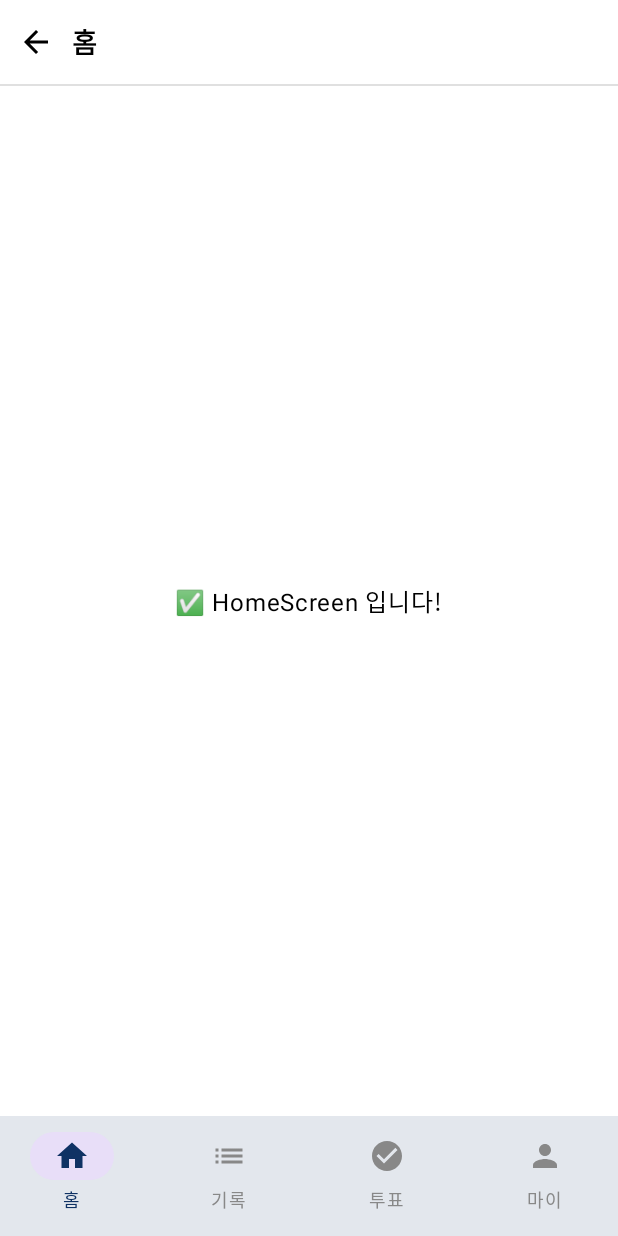
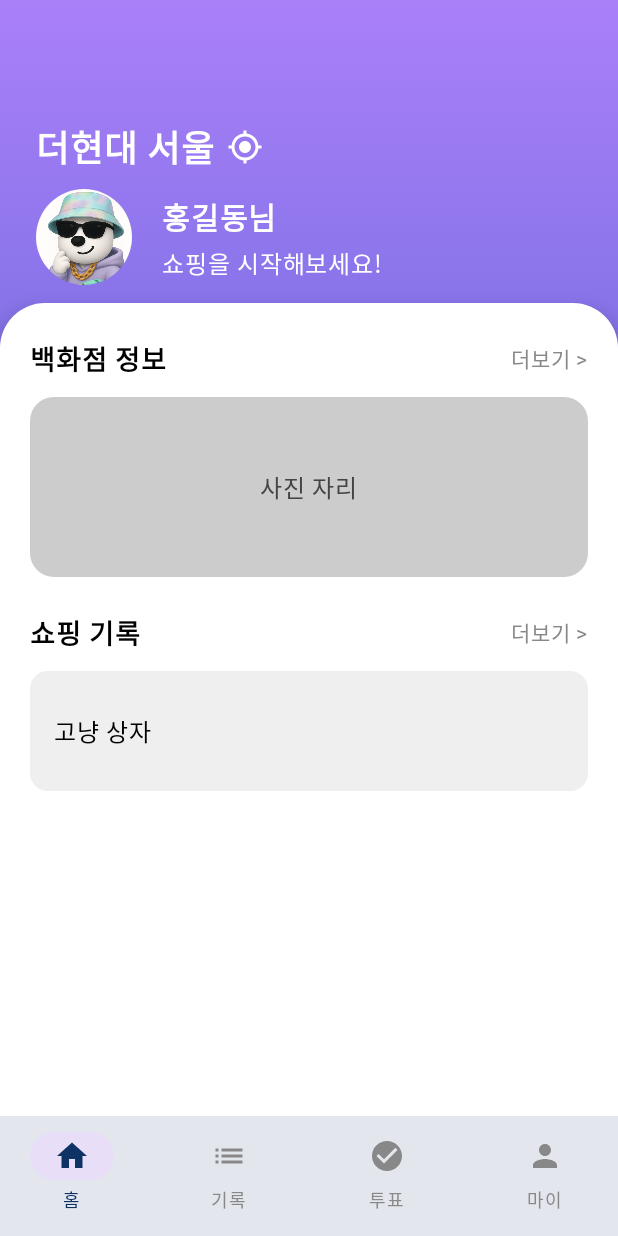
Before and after one commit to MotGolla/MotGolla-Frontend, an Android app built with Jetpack Compose: the screen it shows after launch (MainActivity), on a phone screen of 412 x 824 dp. Run offline under Robolectric (Android 15) with nearby library versions, the light colour scheme and no system bars; pictures from the network do not load; Roboto replaces fonts that are not available here.

Commit message:
feat: 메인페이지UI

```diff
--- a/app/build.gradle.kts
+++ b/app/build.gradle.kts
@@ -92,5 +92,9 @@
 //    implementation("io.coil-kt:coil-compose:2.4.0")
 //    implementation("io.coil-kt:coil-gif:2.4.0")
 
+    //아이콘
+    implementation("androidx.compose.material:material-icons-extended")
+
+
 
 }
--- a/app/src/main/java/com/motgolla/MotGollaApp.kt
+++ b/app/src/main/java/com/motgolla/MotGollaApp.kt
@@ -21,7 +21,7 @@
 
     Scaffold(
         topBar = {
-            if (currentRoute != "splash") {
+            if (currentRoute != "splash" && currentRoute != "home") {
                 MotGollaTopBar(
                     title = getTitleForRoute(currentRoute),
                     showBackButton = true,
@@ -45,7 +45,6 @@
 //타이틀
 fun getTitleForRoute(route: String?): String {
     return when (route) {
-        "home" -> "홈"
         "record" -> "기록"
         "vote" -> "투표"
         "my" -> "내 정보"
--- a/app/src/main/java/com/motgolla/ui/screen/home/HomeScreen.kt
+++ b/app/src/main/java/com/motgolla/ui/screen/home/HomeScreen.kt
@@ -1,15 +1,52 @@
 package com.motgolla.ui.screen.home
 
+import androidx.compose.foundation.background
 import androidx.compose.foundation.layout.Box
+import androidx.compose.foundation.layout.fillMaxHeight
 import androidx.compose.foundation.layout.fillMaxSize
-import androidx.compose.material3.Text
+import androidx.compose.foundation.layout.fillMaxWidth
+import androidx.compose.foundation.layout.padding
 import androidx.compose.runtime.Composable
 import androidx.compose.ui.Alignment
 import androidx.compose.ui.Modifier
+import androidx.compose.ui.graphics.Brush
+import androidx.compose.ui.graphics.Color
+import androidx.compose.ui.tooling.preview.Preview
+import androidx.compose.ui.unit.dp
+import com.motgolla.ui.screen.home.bottom.BottomBox
+import com.motgolla.ui.screen.home.top.TopBox
 
 @Composable
 fun HomeScreen() {
-    Box(modifier = Modifier.fillMaxSize(), contentAlignment = Alignment.Center) {
-        Text("✅ HomeScreen 입니다!")
+    Box(
+        modifier = Modifier
+            .fillMaxSize()
+            .background(
+                Brush.verticalGradient(
+                    colorStops = arrayOf(
+                        0.0f to Color(0xFFAA80F9),
+                        0.6f to Color(0xFF6165D7),
+                        1.0f to Color(0xFF6165D7)
+                    )
+                )
+            )
+            .padding(top = 40.dp)
+    ) {
+        TopBox()
+
+        // 하단 박스
+        BottomBox(
+            modifier = Modifier
+                .fillMaxWidth()
+                .fillMaxHeight(0.77f)
+                .align(Alignment.BottomCenter)
+        )
     }
 }
+
+
+@Preview(showBackground = true)
+@Composable
+fun HomeScreenPreview() {
+    HomeScreen()
+}
--- /dev/null
+++ b/app/src/main/java/com/motgolla/ui/screen/home/bottom/BottomBox.kt
@@ -0,0 +1,56 @@
+package com.motgolla.ui.screen.home.bottom
+
+import androidx.compose.foundation.background
+import androidx.compose.foundation.clickable
+import androidx.compose.foundation.layout.Arrangement
+import androidx.compose.foundation.layout.Box
+import androidx.compose.foundation.layout.Column
+import androidx.compose.foundation.layout.Row
+import androidx.compose.foundation.layout.Spacer
+import androidx.compose.foundation.layout.fillMaxSize
+import androidx.compose.foundation.layout.fillMaxWidth
+import androidx.compose.foundation.layout.height
+import androidx.compose.foundation.layout.padding
+import androidx.compose.foundation.shape.RoundedCornerShape
+import androidx.compose.material3.Text
+import androidx.compose.runtime.Composable
+import androidx.compose.ui.Alignment
+import androidx.compose.ui.Modifier
+import androidx.compose.ui.draw.shadow
+import androidx.compose.ui.graphics.Color
+import androidx.compose.ui.text.font.FontWeight
+import androidx.compose.ui.tooling.preview.Preview
+import androidx.compose.ui.unit.dp
+import androidx.compose.ui.unit.sp
+
+@Composable
+fun BottomBox(modifier: Modifier = Modifier) {
+    Box(
+        modifier = modifier
+            .shadow(
+                elevation = 8.dp,
+                shape = RoundedCornerShape(topStart = 30.dp, topEnd = 30.dp),
+                clip = false
+            )
+            .background(
+                color = Color.White,
+                shape = RoundedCornerShape(topStart = 30.dp, topEnd = 30.dp)
+            )
+    ) {
+        Column(
+            modifier = Modifier
+                .fillMaxSize()
+                .padding(horizontal = 20.dp, vertical = 24.dp)
+        ) {
+            DepartmentStoreSection()
+            Spacer(modifier = Modifier.height(24.dp))
+            ShoppingHistorySection()
+        }
+    }
+}
+
+@Preview(showBackground = true)
+@Composable
+fun BottomBoxPreview() {
+    BottomBox()
+}
--- /dev/null
+++ b/app/src/main/java/com/motgolla/ui/screen/home/bottom/DepartmentStoreSection.kt
@@ -0,0 +1,29 @@
+package com.motgolla.ui.screen.home.bottom
+
+import androidx.compose.foundation.background
+import androidx.compose.foundation.layout.Box
+import androidx.compose.foundation.layout.Spacer
+import androidx.compose.foundation.layout.fillMaxWidth
+import androidx.compose.foundation.layout.height
+import androidx.compose.foundation.shape.RoundedCornerShape
+import androidx.compose.material3.Text
+import androidx.compose.runtime.Composable
+import androidx.compose.ui.Alignment
+import androidx.compose.ui.Modifier
+import androidx.compose.ui.graphics.Color
+import androidx.compose.ui.unit.dp
+
+@Composable
+fun DepartmentStoreSection(onClickMore: () -> Unit = {}) {
+    SectionHeader(title = "백화점 정보", onClickMore = onClickMore)
+    Spacer(modifier = Modifier.height(12.dp))
+    Box(
+        modifier = Modifier
+            .fillMaxWidth()
+            .height(120.dp)
+            .background(Color.LightGray, shape = RoundedCornerShape(16.dp)),
+        contentAlignment = Alignment.Center
+    ) {
+        Text(text = "사진 자리", color = Color.DarkGray)
+    }
+}
--- /dev/null
+++ b/app/src/main/java/com/motgolla/ui/screen/home/bottom/SectionHeader.kt
@@ -0,0 +1,35 @@
+package com.motgolla.ui.screen.home.bottom
+
+import androidx.compose.foundation.clickable
+import androidx.compose.foundation.layout.Arrangement
+import androidx.compose.foundation.layout.Row
+import androidx.compose.foundation.layout.fillMaxWidth
+import androidx.compose.material3.Text
+import androidx.compose.runtime.Composable
+import androidx.compose.ui.Alignment
+import androidx.compose.ui.Modifier
+import androidx.compose.ui.graphics.Color
+import androidx.compose.ui.text.font.FontWeight
+import androidx.compose.ui.unit.sp
+
+@Composable
+fun SectionHeader(title: String, onClickMore: () -> Unit) {
+    Row(
+        modifier = Modifier.fillMaxWidth(),
+        horizontalArrangement = Arrangement.SpaceBetween,
+        verticalAlignment = Alignment.CenterVertically
+    ) {
+        Text(
+            text = title,
+            fontSize = 18.sp,
+            fontWeight = FontWeight.Bold,
+            color = Color.Black
+        )
+        Text(
+            text = "더보기 >",
+            fontSize = 14.sp,
+            color = Color.Gray,
+            modifier = Modifier.clickable { onClickMore() }
+        )
+    }
+}
--- /dev/null
+++ b/app/src/main/java/com/motgolla/ui/screen/home/bottom/ShoppingHistorySection.kt
@@ -0,0 +1,37 @@
+package com.motgolla.ui.screen.home.bottom
+
+import androidx.compose.foundation.background
+import androidx.compose.foundation.layout.Box
+import androidx.compose.foundation.layout.Spacer
+import androidx.compose.foundation.layout.fillMaxWidth
+import androidx.compose.foundation.layout.height
+import androidx.compose.foundation.layout.padding
+import androidx.compose.foundation.shape.RoundedCornerShape
+import androidx.compose.material3.Text
+import androidx.compose.runtime.Composable
+import androidx.compose.ui.Alignment
+import androidx.compose.ui.Modifier
+import androidx.compose.ui.graphics.Color
+import androidx.compose.ui.text.font.FontWeight
+import androidx.compose.ui.unit.dp
+import androidx.compose.ui.unit.sp
+
+@Composable
+fun ShoppingHistorySection(onClickMore: () -> Unit = {}) {
+    SectionHeader(title = "쇼핑 기록", onClickMore = onClickMore)
+    Spacer(modifier = Modifier.height(12.dp))
+    Box(
+        modifier = Modifier
+            .fillMaxWidth()
+            .height(80.dp)
+            .background(Color(0xFFEFEFEF), shape = RoundedCornerShape(12.dp)),
+        contentAlignment = Alignment.CenterStart
+    ) {
+        Text(
+            text = "고냥 상자",
+            fontSize = 16.sp,
+            fontWeight = FontWeight.Medium,
+            modifier = Modifier.padding(start = 16.dp)
+        )
+    }
+}
--- /dev/null
+++ b/app/src/main/java/com/motgolla/ui/screen/home/top/LocationSection.kt
@@ -0,0 +1,41 @@
+package com.motgolla.ui.screen.home.top
+
+import androidx.compose.foundation.layout.Row
+import androidx.compose.foundation.layout.Spacer
+import androidx.compose.foundation.layout.fillMaxWidth
+import androidx.compose.foundation.layout.padding
+import androidx.compose.foundation.layout.width
+import androidx.compose.material.icons.Icons
+import androidx.compose.material.icons.filled.GpsFixed
+import androidx.compose.material3.Icon
+import androidx.compose.material3.Text
+import androidx.compose.runtime.Composable
+import androidx.compose.ui.Alignment
+import androidx.compose.ui.Modifier
+import androidx.compose.ui.graphics.Color
+import androidx.compose.ui.text.font.FontWeight
+import androidx.compose.ui.unit.dp
+import androidx.compose.ui.unit.sp
+
+@Composable
+fun LocationSection() {
+    Row(
+        verticalAlignment = Alignment.CenterVertically,
+        modifier = Modifier
+            .fillMaxWidth()
+            .padding(top = 20.dp)
+    ) {
+        Text(
+            text = "더현대 서울",
+            color = Color.White,
+            fontSize = 24.sp,
+            fontWeight = FontWeight.Bold
+        )
+        Spacer(modifier = Modifier.width(8.dp))
+        Icon(
+            imageVector = Icons.Default.GpsFixed,
+            contentDescription = "Location Target",
+            tint = Color.White
+        )
+    }
+}
--- /dev/null
+++ b/app/src/main/java/com/motgolla/ui/screen/home/top/TopBox.kt
@@ -0,0 +1,25 @@
+package com.motgolla.ui.screen.home.top
+
+import androidx.compose.foundation.layout.Column
+import androidx.compose.foundation.layout.Spacer
+import androidx.compose.foundation.layout.fillMaxWidth
+import androidx.compose.foundation.layout.height
+import androidx.compose.foundation.layout.padding
+import androidx.compose.runtime.Composable
+import androidx.compose.ui.Modifier
+import androidx.compose.ui.unit.dp
+
+@Composable
+fun TopBox() {
+    Column(
+        modifier = Modifier
+            .fillMaxWidth()
+            .padding(horizontal = 24.dp)
+    ) {
+        Spacer(modifier = Modifier.height(20.dp))
+
+        LocationSection()
+        Spacer(modifier = Modifier.height(10.dp))
+        UserInfoSection()
+    }
+}
--- /dev/null
+++ b/app/src/main/java/com/motgolla/ui/screen/home/top/UserInfoSection.kt
@@ -0,0 +1,57 @@
+package com.motgolla.ui.screen.home.top
+
+import androidx.compose.foundation.Image
+import androidx.compose.foundation.layout.Column
+import androidx.compose.foundation.layout.Row
+import androidx.compose.foundation.layout.Spacer
+import androidx.compose.foundation.layout.fillMaxWidth
+import androidx.compose.foundation.layout.height
+import androidx.compose.foundation.layout.size
+import androidx.compose.foundation.layout.width
+import androidx.compose.foundation.shape.CircleShape
+import androidx.compose.material3.Text
+import androidx.compose.runtime.Composable
+import androidx.compose.ui.Alignment
+import androidx.compose.ui.Modifier
+import androidx.compose.ui.draw.clip
+import androidx.compose.ui.graphics.Color
+import androidx.compose.ui.res.painterResource
+import androidx.compose.ui.text.font.FontWeight
+import androidx.compose.ui.unit.dp
+import androidx.compose.ui.unit.sp
+import com.motgolla.R
+
+@Composable
+fun UserInfoSection() {
+    Row(
+        modifier = Modifier
+            .fillMaxWidth(),
+        verticalAlignment = Alignment.CenterVertically
+    ) {
+        // 프로필 이미지
+        Image(
+            painter = painterResource(id = R.drawable.profileexample),
+            contentDescription = "캐릭터",
+            modifier = Modifier
+                .size(64.dp)
+                .clip(CircleShape)
+        )
+        Spacer(modifier = Modifier.width(20.dp))
+
+        //사용자명
+        Column {
+            Text(
+                text = "홍길동님",
+                color = Color.White,
+                fontSize = 20.sp,
+                fontWeight = FontWeight.SemiBold
+            )
+            Spacer(modifier = Modifier.height(3.dp))
+            Text(
+                text = "쇼핑을 시작해보세요!",
+                color = Color.White,
+                fontSize = 16.sp
+            )
+        }
+    }
+}
```
Also changed, not shown: app/src/main/res/drawable/heendy.png (added), app/src/main/res/drawable/profileexample.png (added).
